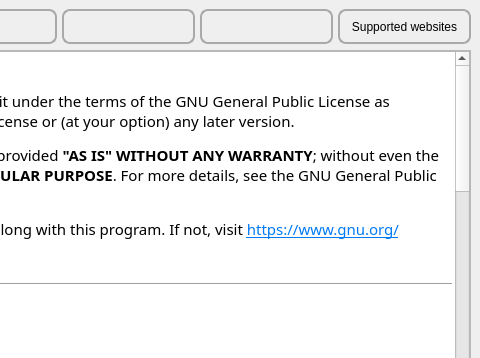
Qt form src/frontend/UI/form_main_window.ui (EchterAlsFake/Porn_Fetch) before a commit; both pictures show x 498 to 978 and y 0 to 358 of the 978 by 655 pixel window.
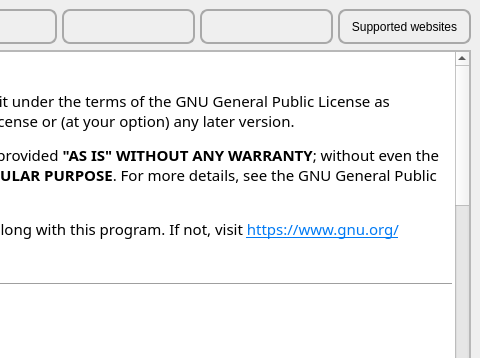
The same form after that commit. The open tabs and pages were chosen to show the change.

```diff
--- a/src/frontend/UI/form_main_window.ui
+++ b/src/frontend/UI/form_main_window.ui
@@ -3729,8 +3729,8 @@
             <rect>
              <x>0</x>
              <y>0</y>
-             <width>226</width>
-             <height>112</height>
+             <width>958</width>
+             <height>499</height>
             </rect>
            </property>
            <layout class="QGridLayout" name="gridLayout_23">
@@ -3861,21 +3861,16 @@
 &lt;p style=&quot; margin-top:12px; margin-bottom:12px; margin-left:0px; margin-right:0px; -qt-block-indent:0; text-indent:0px;&quot;&gt;Using &lt;span style=&quot; font-weight:700;&quot;&gt;Porn Fetch&lt;/span&gt; may result in &lt;span style=&quot; font-weight:700;&quot;&gt;legal action&lt;/span&gt; being taken against you. The creator of this software is not liable for any damages or legal consequences resulting from its use.&lt;/p&gt;
 &lt;p style=&quot; margin-top:12px; margin-bottom:12px; margin-left:0px; margin-right:0px; -qt-block-indent:0; text-indent:0px;&quot;&gt;&lt;span style=&quot; font-weight:700;&quot;&gt;Porn Fetch&lt;/span&gt; was created solely for the purpose of enabling offline access to videos in scenarios where internet access is unavailable. &lt;/p&gt;
 &lt;ul style=&quot;margin-top: 0px; margin-bottom: 0px; margin-left: 0px; margin-right: 0px; -qt-list-indent: 1;&quot;&gt;
-&lt;li style=&quot; margin-top:12px; margin-bottom:0px; margin-left:0px; margin-right:0px; -qt-block-indent:0; text-indent:0px;&quot;&gt;The redistribution of copyright-protected content obtained through Porn Fetch is &lt;span style=&quot; font-weight:700;&quot;&gt;strictly forbidden&lt;/span&gt;. &lt;/li&gt;
+&lt;li style=&quot; margin-top:12px; margin-bottom:0px; margin-left:0px; margin-right:0px; -qt-block-indent:0; text-indent:0px;&quot;&gt;The redistribution of copyright-protected content obtained through Porn Fetch is &lt;span style=&quot; font-weight:700;&quot;&gt;strictly discouraged&lt;/span&gt;. &lt;/li&gt;
 &lt;li style=&quot; margin-top:0px; margin-bottom:12px; margin-left:0px; margin-right:0px; -qt-block-indent:0; text-indent:0px;&quot;&gt;Any misuse of this software to steal and redistribute copyrighted material is against its intended purpose and is not endorsed by the creator. &lt;/li&gt;&lt;/ul&gt;
-&lt;p style=&quot; margin-top:12px; margin-bottom:12px; margin-left:0px; margin-right:0px; -qt-block-indent:0; text-indent:0px;&quot;&gt;The &lt;span style=&quot; font-weight:700;&quot;&gt;batch processing feature&lt;/span&gt; in Porn Fetch is intended to assist users without graphical user interfaces in downloading content for personal use, not for large-scale video theft or redistribution.&lt;/p&gt;
 &lt;hr /&gt;
 &lt;h2 style=&quot; margin-top:16px; margin-bottom:12px; margin-left:0px; margin-right:0px; -qt-block-indent:0; text-indent:0px;&quot;&gt;&lt;span style=&quot; font-size:x-large; font-weight:700;&quot;&gt;Third-Party Software&lt;/span&gt;&lt;/h2&gt;
 &lt;p style=&quot; margin-top:12px; margin-bottom:12px; margin-left:0px; margin-right:0px; -qt-block-indent:0; text-indent:0px;&quot;&gt;&lt;span style=&quot; font-weight:700;&quot;&gt;Porn Fetch&lt;/span&gt; utilizes the following third-party tools and resources:&lt;/p&gt;
 &lt;ol style=&quot;margin-top: 0px; margin-bottom: 0px; margin-left: 0px; margin-right: 0px; -qt-list-indent: 1;&quot;&gt;
-&lt;li style=&quot; margin-top:12px; margin-bottom:0px; margin-left:0px; margin-right:0px; -qt-block-indent:0; text-indent:0px;&quot;&gt;&lt;span style=&quot; font-weight:700;&quot;&gt;FFmpeg&lt;/span&gt; &lt;/li&gt;
+&lt;li style=&quot; margin-top:12px; margin-bottom:0px; margin-left:0px; margin-right:0px; -qt-block-indent:0; text-indent:0px;&quot;&gt;&lt;span style=&quot; font-weight:700;&quot;&gt;FFmpeg&lt;/span&gt; &lt;/li&gt;&lt;/ol&gt;
 &lt;p style=&quot; margin-top:0px; margin-bottom:0px; margin-left:0px; margin-right:0px; -qt-block-indent:1; text-indent:0px;&quot;&gt;Used for video processing and conversion. &lt;/p&gt;
 &lt;p style=&quot; margin-top:0px; margin-bottom:0px; margin-left:0px; margin-right:0px; -qt-block-indent:1; text-indent:0px;&quot;&gt;FFmpeg is free software licensed under the GPL. &lt;/p&gt;
 &lt;p style=&quot; margin-top:12px; margin-bottom:12px; margin-left:0px; margin-right:0px; -qt-block-indent:1; text-indent:0px;&quot;&gt;For more information, visit &lt;a href=&quot;https://ffmpeg.org&quot;&gt;&lt;span style=&quot; text-decoration: underline; color:#007af4;&quot;&gt;https://ffmpeg.org&lt;/span&gt;&lt;/a&gt;.&lt;/p&gt;
-&lt;li style=&quot; margin-top:12px; margin-bottom:12px; margin-left:0px; margin-right:0px; -qt-block-indent:0; text-indent:0px;&quot;&gt;&lt;span style=&quot; font-weight:700;&quot;&gt;JetBrains Mono Font&lt;/span&gt; &lt;/li&gt;&lt;/ol&gt;
-&lt;p style=&quot; margin-top:0px; margin-bottom:0px; margin-left:0px; margin-right:0px; -qt-block-indent:1; text-indent:0px;&quot;&gt;Copyright © 2019 JetBrains. All Rights Reserved. &lt;/p&gt;
-&lt;p style=&quot; margin-top:0px; margin-bottom:0px; margin-left:0px; margin-right:0px; -qt-block-indent:1; text-indent:0px;&quot;&gt;Licensed under the SIL Open Font License, Version 1.1. &lt;/p&gt;
-&lt;p style=&quot; margin-top:0px; margin-bottom:12px; margin-left:0px; margin-right:0px; -qt-block-indent:1; text-indent:0px;&quot;&gt;License details: &lt;a href=&quot;https://scripts.sil.org/OFL&quot;&gt;&lt;span style=&quot; text-decoration: underline; color:#007af4;&quot;&gt;https://scripts.sil.org/OFL&lt;/span&gt;&lt;/a&gt;.&lt;/p&gt;
 &lt;hr /&gt;
 &lt;p style=&quot; margin-top:12px; margin-bottom:12px; margin-left:0px; margin-right:0px; -qt-block-indent:0; text-indent:0px;&quot;&gt;Thank you for using &lt;span style=&quot; font-weight:700;&quot;&gt;Porn Fetch&lt;/span&gt; responsibly!&lt;/p&gt;&lt;/body&gt;&lt;/html&gt;</string>
               </property>
```
Left out of the diff: 10 changed lines with no effect on the pictures.
